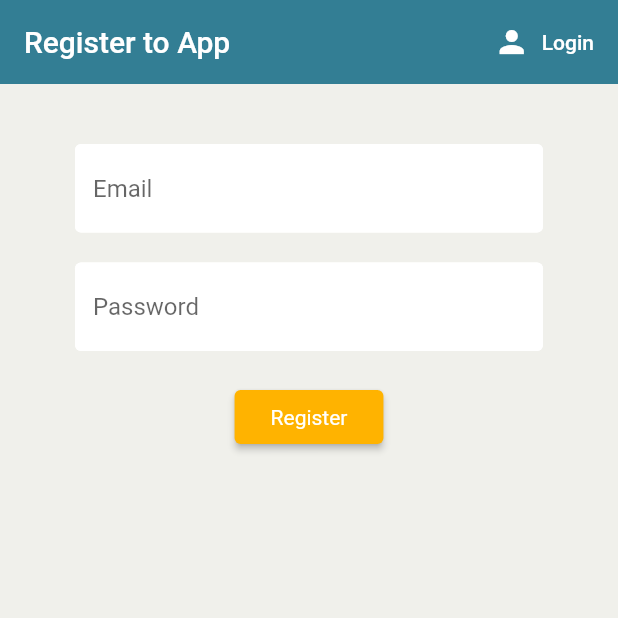
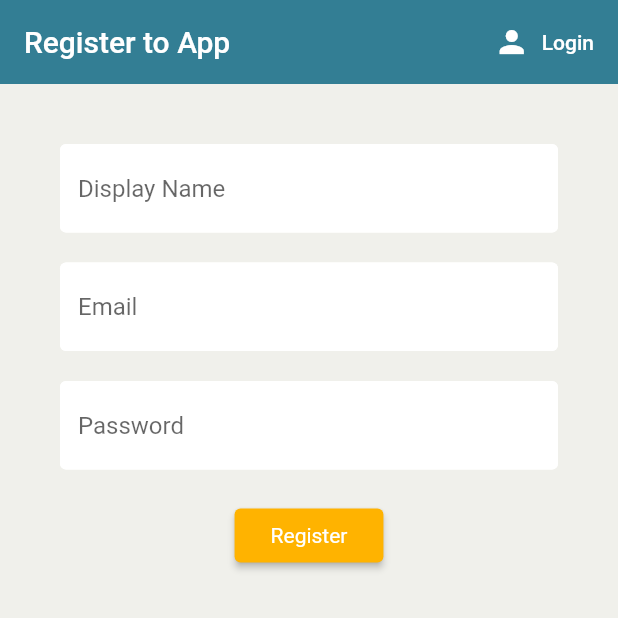
Before and after one commit to jasonchn18/drug-addiction-recovery-app, a Flutter app: the screen it shows after launch, after a tap on "Register", on a phone screen of 412 x 824 dp, the top half of it. Run offline on Flutter 3.47's test engine with Material 2 defaults, Android fonts, the phone set to English and light mode, and no system bars; our stand-ins replace cloud_firestore, firebase_auth, firebase_core, flutter_spinkit, im_stepper; accounts and stored records are empty.

Commit message:
Add users collection and displayName input in register screen

```diff
--- a/lib/screens/appointment.dart
+++ b/lib/screens/appointment.dart
@@ -150,7 +150,7 @@ class _AppointmentState extends State<Appointment> {
         return 'Choose your Therapist';
 
       case 2:
-        return 'Choose your Time Slot';
+        return 'Choose a Time Slot';
 
       default:
         return 'Book an Appointment';
--- a/lib/screens/authentication/login.dart
+++ b/lib/screens/authentication/login.dart
@@ -55,7 +55,7 @@ class _LoginState extends State<Login> {
         ],
       ),
       body: Container(
-        padding: EdgeInsets.symmetric(vertical: 20.0, horizontal: 50.0),
+        padding: EdgeInsets.symmetric(vertical: 20.0, horizontal: 40.0),
         child: Form(
           key: _formKey,
           child: Column(
--- a/lib/screens/authentication/register.dart
+++ b/lib/screens/authentication/register.dart
@@ -21,6 +21,7 @@ class _RegisterState extends State<Register> {
   bool loading = false;
 
   // Text field state
+  String displayName = '';
   String email = '';
   String password = '';
   String error = '';
@@ -56,12 +57,24 @@ class _RegisterState extends State<Register> {
         ],
       ),
       body: Container(
-        padding: EdgeInsets.symmetric(vertical: 20.0, horizontal: 50.0),
+        padding: EdgeInsets.symmetric(vertical: 20.0, horizontal: 40.0),
         child: Form(
           key: _formKey,  // associating the GlobalKey with our form
           // to keep track of the state of the form and access validation techniques
+          child: SingleChildScrollView(   // to fix renderflex error when keyboard opens
             child: Column(
               children: <Widget>[
+                SizedBox(height: 20.0),
+                // Display Name text field:
+                TextFormField(
+                  decoration: textInputDecoration.copyWith(hintText: 'Display Name'),
+                  validator: (val) => val!.isEmpty ? 'Enter a Display Name.' : null,
+                  onChanged: (val) {
+                    // val represents whatever is in the form field
+                    // onChanged means everytime something is typed or deleted from the form field
+                    setState(() => displayName = val);
+                  },
+                ),
                 SizedBox(height: 20.0),
                 // Email text field:
                 TextFormField(
@@ -89,7 +102,7 @@ class _RegisterState extends State<Register> {
                     if (_formKey.currentState!.validate()) {
                       // if receive null value only continue
                       setState(() => loading = true);
-                    dynamic result = await _auth.registerWithEmailAndPassword(email, password);
+                      dynamic result = await _auth.registerWithEmailAndPassword(displayName, email, password);
                       if (result == null) {
                         setState(() {
                           error = 'Please supply a valid email.';
@@ -116,6 +129,7 @@ class _RegisterState extends State<Register> {
                 ),
               ],
             ),
+          ),
         )
       )
     );
--- a/lib/screens/home.dart
+++ b/lib/screens/home.dart
@@ -4,7 +4,7 @@ import 'package:flutter/material.dart';
 import 'package:fyp_app/services/auth.dart';
 import 'package:fyp_app/services/database.dart';
 import 'package:provider/provider.dart';
-import 'package:fyp_app/screens/brew_list.dart';
+import 'package:fyp_app/screens/user_list.dart';
 
 class Home extends StatefulWidget {
   const Home({ Key? key }) : super(key: key);
@@ -20,14 +20,14 @@ class _HomeState extends State<Home> {
   @override
   Widget build(BuildContext context) {
     return StreamProvider<QuerySnapshot?>.value(
-      value: DatabaseService(uid:'').brews,
+      value: DatabaseService(uid:'').users,
       initialData: null,
       child: Scaffold(
         backgroundColor: Color.fromRGBO(240,240,235,1.0),
         body: SafeArea(
           child: Column(
             children: <Widget>[
-              BrewList(),
+              UserList(),
               Row(
                 children: <Widget>[
                   Expanded(
--- a/lib/services/auth.dart
+++ b/lib/services/auth.dart
@@ -48,13 +48,15 @@ class AuthService {
   }
 
   // method to register with email and password
-  Future registerWithEmailAndPassword(String email, String password) async {
+  Future registerWithEmailAndPassword(String displayName, String email, String password) async {
     try {
       UserCredential result = await _auth.createUserWithEmailAndPassword(email: email, password: password);
       User? user = result.user;
 
       // create a new document for the user with the uid
-      await DatabaseService(uid: user!.uid).updateUserData('0', 'new crew member', 100);
+      await DatabaseService(uid: user!.uid).updateUserData(displayName, user.email, 'P');
+      print('print #2:');
+      print(user);
       return _userFromFirebaseUser(user);
     }
     catch(e) {
```
Also changed, not shown: lib/screens/brew_list.dart (deleted, +0 -28 lines), lib/screens/user_list.dart (added, +29 -0 lines), lib/services/database.dart (+8 -8 lines). Lines whose indentation alone changed are shown as unchanged.
